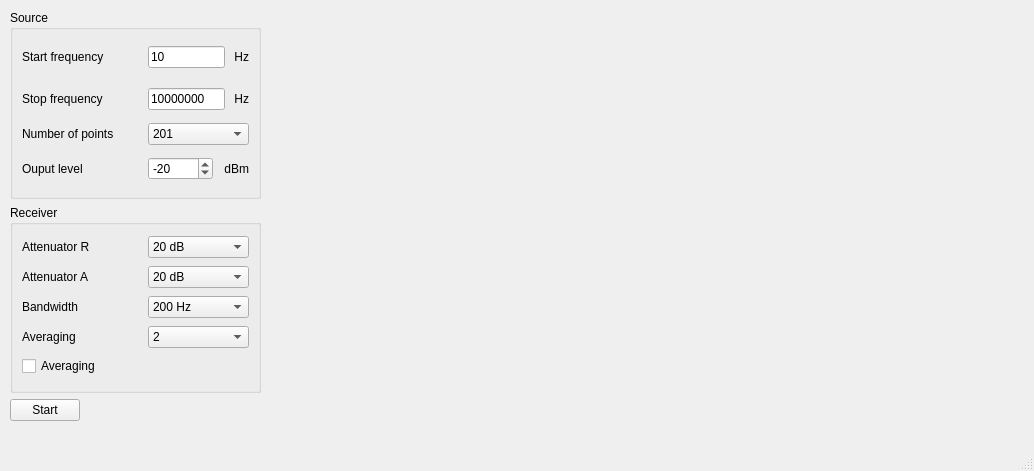
First picture: the form in mainwindow.ui, repository derlucae98/8751A_loop_gain_phase_gui, before the edit.
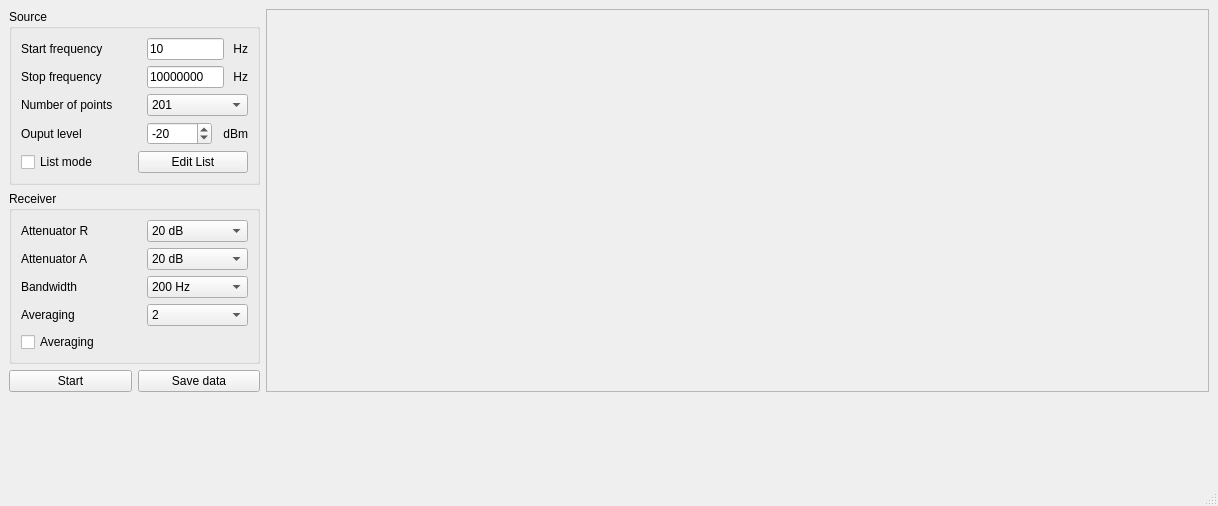
Second picture: the form after the edit.

Commit message: Fix data transfer; rudimentary plotting

Diff of the .ui file:
```diff
--- a/mainwindow.ui
+++ b/mainwindow.ui
@@ -6,23 +6,16 @@
    <rect>
     <x>0</x>
     <y>0</y>
-    <width>1034</width>
-    <height>471</height>
+    <width>1218</width>
+    <height>506</height>
    </rect>
   </property>
   <property name="windowTitle">
    <string>MainWindow</string>
   </property>
   <widget class="QWidget" name="centralwidget">
-   <widget class="QWidget" name="layoutWidget">
-    <property name="geometry">
-     <rect>
-      <x>10</x>
-      <y>10</y>
-      <width>253</width>
-      <height>411</height>
-     </rect>
-    </property>
+   <layout class="QFormLayout" name="formLayout">
+    <item row="0" column="0">
     <layout class="QVBoxLayout" name="verticalLayout">
      <item>
       <widget class="QGroupBox" name="grpSource">
@@ -226,6 +219,24 @@
           </item>
          </layout>
         </item>
+         <item row="4" column="0">
+          <layout class="QHBoxLayout" name="horizontalLayout_10">
+           <item>
+            <widget class="QCheckBox" name="checkBox">
+             <property name="text">
+              <string>List mode</string>
+             </property>
+            </widget>
+           </item>
+           <item>
+            <widget class="QPushButton" name="pushButton_2">
+             <property name="text">
+              <string>Edit List</string>
+             </property>
+            </widget>
+           </item>
+          </layout>
+         </item>
        </layout>
       </widget>
      </item>
@@ -448,11 +459,14 @@
      </item>
      <item>
       <layout class="QHBoxLayout" name="horizontalLayout_9">
+        <property name="sizeConstraint">
+         <enum>QLayout::SetMinimumSize</enum>
+        </property>
        <item>
         <widget class="QPushButton" name="btnStart">
          <property name="maximumSize">
           <size>
-           <width>70</width>
+            <width>9999</width>
            <height>16777215</height>
           </size>
          </property>
@@ -462,22 +476,27 @@
         </widget>
        </item>
        <item>
-        <spacer name="horizontalSpacer">
-         <property name="orientation">
-          <enum>Qt::Horizontal</enum>
-         </property>
-         <property name="sizeHint" stdset="0">
-          <size>
-           <width>40</width>
-           <height>20</height>
-          </size>
-         </property>
-        </spacer>
+         <widget class="QPushButton" name="btnSave">
+          <property name="text">
+           <string>Save data</string>
+          </property>
+         </widget>
        </item>
       </layout>
      </item>
     </layout>
-   </widget>
+    </item>
+    <item row="0" column="1">
+     <widget class="QFrame" name="chart">
+      <property name="frameShape">
+       <enum>QFrame::StyledPanel</enum>
+      </property>
+      <property name="frameShadow">
+       <enum>QFrame::Raised</enum>
+      </property>
+     </widget>
+    </item>
+   </layout>
   </widget>
   <widget class="QMenuBar" name="menubar">
    <property name="geometry">
```
Left out of the diff: 4 changed lines with no effect on the pictures. Lines whose indentation alone changed are shown as unchanged. The commit also changes 4 other files.
